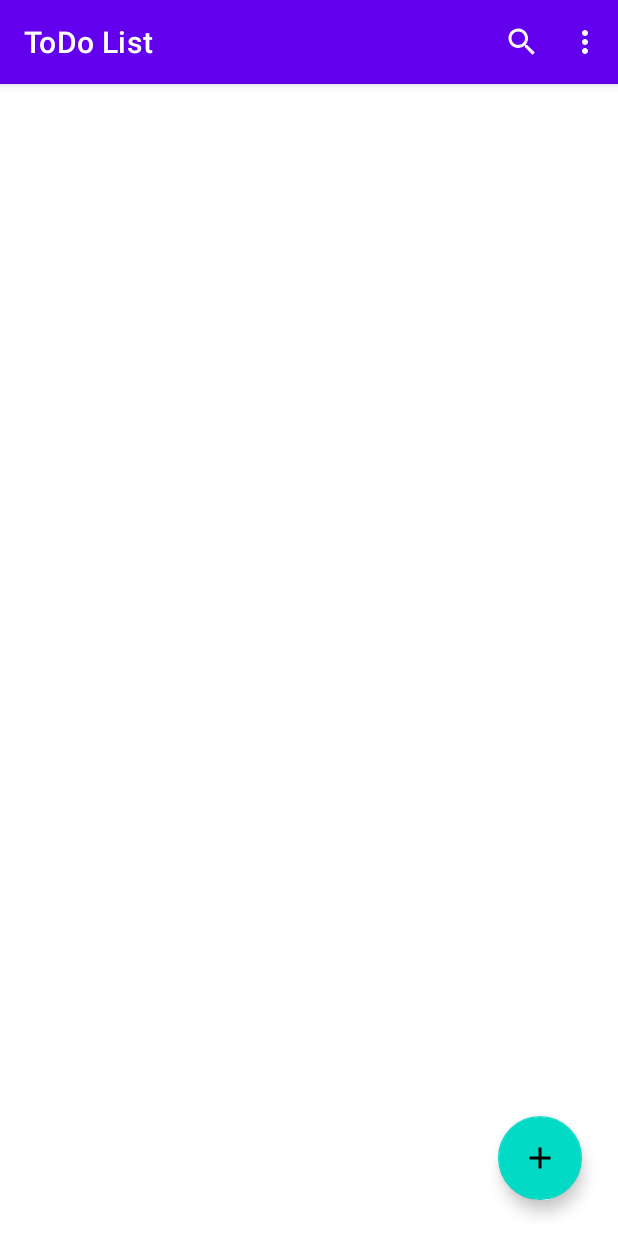
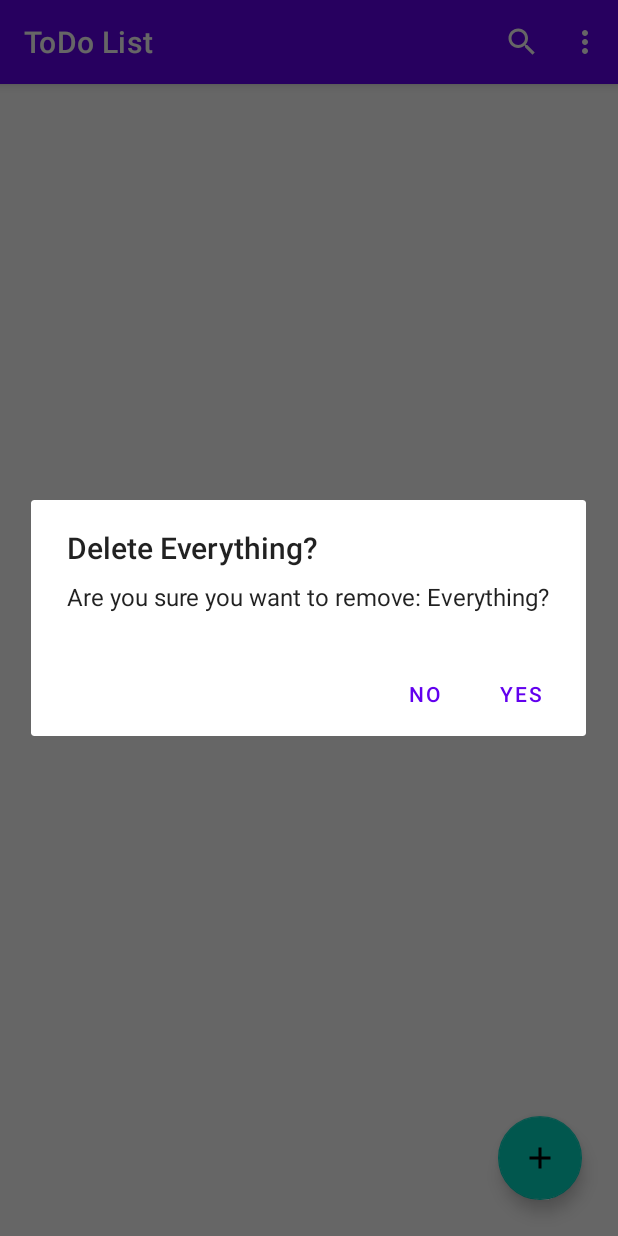
Before and after one commit to Ashish0077/ToDo_App_Android, an Android app: the screen it shows after launch (MainActivity), in the options menu, after a tap on "Delete All", on a phone screen of 412 x 824 dp. Run offline under Robolectric (Android 15) with nearby library versions, the phone set to English and light mode, and no system bars; our stand-ins replace Room's generated code, navigation-ui.

Commit message:
delete all ToDo items functionality implemented
Signed-off-by: Ashish Arora <ashish007722@gmail.com>

```diff
--- a/app/src/main/java/com/example/todoapp/data/ToDoDao.kt
+++ b/app/src/main/java/com/example/todoapp/data/ToDoDao.kt
@@ -18,4 +18,7 @@ interface ToDoDao {
 
     @Delete
     suspend fun deleteItem(toDoData: ToDoData)
+
+    @Query("DELETE FROM todo_table")
+    suspend fun deleteAll()
 }
--- a/app/src/main/java/com/example/todoapp/data/repository/ToDoRepository.kt
+++ b/app/src/main/java/com/example/todoapp/data/repository/ToDoRepository.kt
@@ -19,4 +19,8 @@ class ToDoRepository(private val toDoDao: ToDoDao) {
     suspend fun deleteItem(toDoData: ToDoData) {
         toDoDao.deleteItem(toDoData)
     }
+
+    suspend fun deleteAll() {
+        toDoDao.deleteAll()
+    }
 }
--- a/app/src/main/java/com/example/todoapp/data/viewmodel/ToDoViewModel.kt
+++ b/app/src/main/java/com/example/todoapp/data/viewmodel/ToDoViewModel.kt
@@ -37,4 +37,10 @@ class ToDoViewModel(application: Application): AndroidViewModel(application) {
             repository.deleteItem(toDoData)
         }
     }
+
+    fun deleteAll() {
+        viewModelScope.launch(Dispatchers.IO) {
+            repository.deleteAll()
+        }
+    }
 }
--- a/app/src/main/java/com/example/todoapp/fragments/list/ListFragment.kt
+++ b/app/src/main/java/com/example/todoapp/fragments/list/ListFragment.kt
@@ -1,7 +1,9 @@
 package com.example.todoapp.fragments.list
 
+import android.app.AlertDialog
 import android.os.Bundle
 import android.view.*
+import android.widget.Toast
 import androidx.fragment.app.Fragment
 import androidx.constraintlayout.widget.ConstraintLayout
 import androidx.fragment.app.viewModels
@@ -46,4 +48,30 @@ class ListFragment : Fragment() {
     override fun onCreateOptionsMenu(menu: Menu, inflater: MenuInflater) {
         inflater.inflate(R.menu.list_fragment_menu, menu)
     }
+
+    override fun onOptionsItemSelected(item: MenuItem): Boolean {
+        when(item.itemId) {
+            R.id.menu_delete_all -> confirmRemoval()
+        }
+        return super.onOptionsItemSelected(item)
+    }
+
+    private fun confirmRemoval() {
+        val alertDialog = AlertDialog.Builder(requireContext()).apply {
+            setPositiveButton("YES") { _, _ ->
+                mToDoViewModel.deleteAll()
+                Toast.makeText(
+                        requireContext(),
+                        "Successfully Removed everything! ",
+                        Toast.LENGTH_SHORT
+                ).show()
+
+            }
+            setNegativeButton("NO") { _, _ -> /*DO NOTHING*/ }
+            setTitle("Delete Everything?")
+            setMessage("Are you sure you want to remove: Everything?")
+            create()
+        }
+        alertDialog.show()
+    }
 }
```
